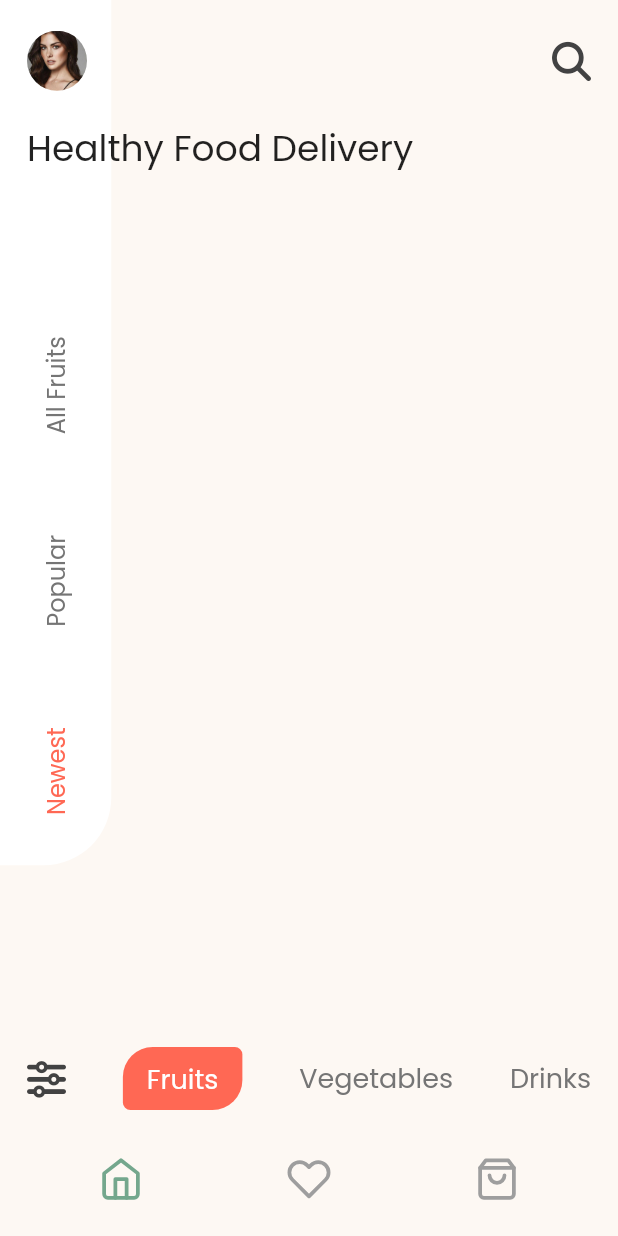
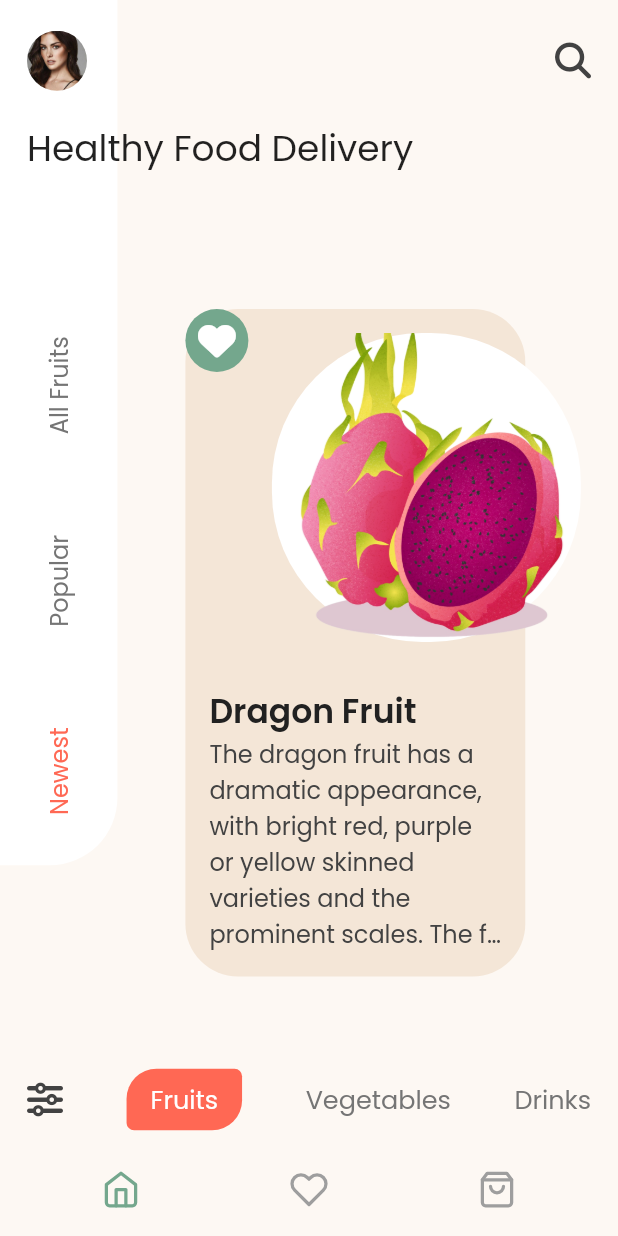
Before and after one commit to pratikpwr/Fllutter-Animations, a Flutter app: the screen it shows after launch, on a phone screen of 412 x 824 dp. Run offline on Flutter 3.47's test engine with Material 2 defaults, Android fonts, the light colour scheme and no system bars; our stand-ins replace flutter_icons, google_fonts; missing offline and left inert: lipsum.

Commit message:
fruits Home Complete

```diff
--- a/lib/healthy_fruits/models/fruits_model.dart
+++ b/lib/healthy_fruits/models/fruits_model.dart
@@ -0,0 +1,17 @@
+import 'package:flutter/foundation.dart';
+
+class FruitModel {
+  final String name;
+  final String description;
+  final String price;
+  final bool isFav;
+  final String image;
+
+  const FruitModel({
+    @required this.name,
+    @required this.description,
+    @required this.price,
+    @required this.isFav,
+    @required this.image,
+  });
+}
--- a/lib/healthy_fruits/views/screens/fruits_home.dart
+++ b/lib/healthy_fruits/views/screens/fruits_home.dart
@@ -1,5 +1,7 @@
 import 'package:flutter/material.dart';
 import 'package:flutter_animations/healthy_fruits/colors.dart';
+import 'package:flutter_animations/healthy_fruits/models/fruits_model.dart';
+import 'package:flutter_animations/healthy_fruits/views/widgets/fruit_home_card.dart';
 import 'package:flutter_animations/healthy_fruits/views/widgets/side_bar.dart';
 import '../widgets/category.dart';
 import '../widgets/heading.dart';
@@ -7,6 +9,23 @@ import '../widgets/tabs.dart';
 import '../widgets/title.dart';
 
 class FruitsHome extends StatelessWidget {
+  final List<FruitModel> fruits = [
+    FruitModel(
+        name: 'Dragon Fruit',
+        description:
+            'The dragon fruit has a dramatic appearance, with bright red, purple or yellow skinned varieties and the prominent scales. The fruit is oval, elliptical or pear-shaped. The flesh has a subtly flavoured sweet taste or sometimes slightly sourish taste. The flesh is either white or red, with edible black seeds dotted all over.',
+        price: '6.99',
+        isFav: true,
+        image: 'assets/dgfruit.png'),
+    FruitModel(
+        name: 'Figis',
+        description:
+            'A tender, ripe fig is heavy with its own syrupy liqueur, which tends to drizzle out of its base if you wait too long to eat it. The taste is all honey-like sweetness with a subtle hint of berry and fresher shades of the flavor you might recognize from a certain cookie.',
+        price: '9.59',
+        isFav: false,
+        image: 'assets/figi.png')
+  ];
+
   @override
   Widget build(BuildContext context) {
     final totalSize = MediaQuery.of(context).size;
@@ -17,6 +36,7 @@ class FruitsHome extends StatelessWidget {
         height: totalSize.height,
         child: Stack(
           children: [
+            FruitHomeCard(fruits[0], totalSize),
             FruitSideBar(),
             Container(
               margin: EdgeInsets.all(18),
@@ -33,7 +53,7 @@ class FruitsHome extends StatelessWidget {
                   SizedBox(
                     height: 26,
                   ),
-                  SizedBox(height: 40, child: FoodTabs())
+                  SizedBox(height: 26, child: FoodTabs())
                 ],
               ),
             ),
--- a/lib/healthy_fruits/views/widgets/category.dart
+++ b/lib/healthy_fruits/views/widgets/category.dart
@@ -48,7 +48,7 @@ class _FoodCategoryState extends State<FoodCategory>
         children: [
           Icon(
             FontAwesome.sliders,
-            size: 26,
+            size: 24,
             color: Colors.grey[800],
           ),
           Container(
@@ -62,16 +62,16 @@ class _FoodCategoryState extends State<FoodCategory>
                     bottomRight: Radius.circular(20))),
             child: Text(
               'Fruits',
-              style: GoogleFonts.poppins(color: Colors.white, fontSize: 18),
+              style: GoogleFonts.poppins(color: Colors.white, fontSize: 17),
             ),
           ),
           Text(
             'Vegetables',
-            style: GoogleFonts.poppins(color: Colors.grey[600], fontSize: 18),
+            style: GoogleFonts.poppins(color: Colors.grey[600], fontSize: 17),
           ),
           Text(
             'Drinks',
-            style: GoogleFonts.poppins(color: Colors.grey[600], fontSize: 18),
+            style: GoogleFonts.poppins(color: Colors.grey[600], fontSize: 17),
           )
         ],
       ),
--- /dev/null
+++ b/lib/healthy_fruits/views/widgets/fruit_home_card.dart
@@ -0,0 +1,169 @@
+import 'package:flutter/material.dart';
+import 'package:flutter_animations/healthy_fruits/colors.dart';
+import 'package:flutter_animations/healthy_fruits/models/fruits_model.dart';
+import 'package:flutter_icons/flutter_icons.dart';
+import 'package:google_fonts/google_fonts.dart';
+
+class FruitHomeCard extends StatefulWidget {
+  final FruitModel fruit;
+  final Size totalSize;
+
+  FruitHomeCard(this.fruit, this.totalSize);
+
+  @override
+  _FruitHomeCardState createState() => _FruitHomeCardState();
+}
+
+class _FruitHomeCardState extends State<FruitHomeCard>
+    with SingleTickerProviderStateMixin {
+  AnimationController _controller;
+  Animation _curve;
+  Animation<Offset> _offsetAnimation;
+  Animation<double> _imageBack;
+  Animation<double> _iconSize;
+
+  @override
+  void initState() {
+    _controller =
+        AnimationController(duration: Duration(milliseconds: 900), vsync: this)
+          ..forward();
+
+    _curve = CurvedAnimation(parent: _controller, curve: Curves.easeIn);
+    _offsetAnimation = TweenSequence(<TweenSequenceItem<Offset>>[
+      TweenSequenceItem(
+          tween: Tween<Offset>(begin: Offset(1, 0), end: Offset(-0.4, 0)),
+          weight: 50),
+      TweenSequenceItem(
+          tween: Tween<Offset>(begin: Offset(-0.4, 0), end: Offset(0, 0)),
+          weight: 50)
+    ]).animate(_curve);
+
+    _imageBack = TweenSequence(<TweenSequenceItem<double>>[
+      TweenSequenceItem(
+          tween: Tween<double>(begin: 0, end: widget.totalSize.height * 0.27),
+          weight: 50),
+      TweenSequenceItem(
+          tween: Tween<double>(
+              begin: widget.totalSize.height * 0.27,
+              end: widget.totalSize.height * 0.25),
+          weight: 50)
+    ]).animate(_curve);
+
+    _iconSize = TweenSequence(<TweenSequenceItem<double>>[
+      TweenSequenceItem(tween: Tween<double>(begin: 0, end: 54), weight: 50),
+      TweenSequenceItem(tween: Tween<double>(begin: 54, end: 42), weight: 50)
+    ]).animate(_curve);
+
+    super.initState();
+  }
+
+  @override
+  void dispose() {
+    _controller.dispose();
+    super.dispose();
+  }
+
+  @override
+  Widget build(BuildContext context) {
+    final totalSize = MediaQuery.of(context).size;
+    return Positioned(
+      right: totalSize.width * 0.06,
+      bottom: totalSize.height * 0.21,
+      child: SlideTransition(
+        position: _offsetAnimation,
+        child: Stack(
+          children: [
+            Row(
+              children: [
+                Container(
+                  padding: EdgeInsets.all(16),
+                  height: totalSize.height * 0.54,
+                  width: totalSize.width * 0.55,
+                  decoration: BoxDecoration(
+                      color: MyColors.skin,
+                      borderRadius: BorderRadius.circular(35)),
+                  child: _buildInformation(),
+                ),
+                SizedBox(
+                  width: totalSize.width * 0.09,
+                )
+              ],
+            ),
+            Positioned(
+                top: 0,
+                left: 0,
+                child: AnimatedBuilder(
+                  animation: _controller,
+                  builder: (context, child) {
+                    return Container(
+                      height: _iconSize.value,
+                      width: _iconSize.value,
+                      decoration: BoxDecoration(
+                          color: MyColors.green,
+                          borderRadius: BorderRadius.circular(100)),
+                      child: IconButton(
+                          icon: Icon(FontAwesome.heart,color: Colors.white, size: _iconSize.value * 0.6,), onPressed: () {}),
+                    );
+                  },
+                )),
+            Positioned(
+              top: 16,
+              right: 0,
+              child: buildImageAndBack(),
+            )
+          ],
+        ),
+      ),
+    );
+  }
+
+  Stack buildImageAndBack() {
+    return Stack(
+      children: [
+        AnimatedBuilder(
+          animation: _controller,
+          builder: (context, child) {
+            return Container(
+              height: _imageBack.value,
+              width: _imageBack.value,
+              decoration: BoxDecoration(
+                  color: Colors.white,
+                  borderRadius: BorderRadius.circular(100)),
+            );
+          },
+        ),
+        Image.asset(
+          widget.fruit.image,
+          height: widget.totalSize.height * 0.25,
+          width: widget.totalSize.height * 0.25,
+          fit: BoxFit.cover,
+        ),
+      ],
+    );
+  }
+
+  Widget _buildInformation() {
+    return Column(
+      mainAxisSize: MainAxisSize.max,
+      crossAxisAlignment: CrossAxisAlignment.start,
+      children: [
+        Expanded(
+          child: SizedBox(),
+        ),
+        Text(
+          widget.fruit.name,
+          style: GoogleFonts.poppins(
+              color: Colors.grey[900],
+              fontSize: 22,
+              fontWeight: FontWeight.w600),
+        ),
+        Text(
+          widget.fruit.description,
+          maxLines: 6,
+          overflow: TextOverflow.ellipsis,
+          style: GoogleFonts.poppins(color: Colors.grey[800], fontSize: 16),
+        ),
+      ],
+    );
+  }
+}
--- a/lib/healthy_fruits/views/widgets/heading.dart
+++ b/lib/healthy_fruits/views/widgets/heading.dart
@@ -61,7 +61,7 @@ class _FoodHeadingState extends State<FoodHeading>
             ),
           ),
         ),
-        Icon(FontAwesome.search, size: 26, color: Colors.grey[800]),
+        Icon(FontAwesome.search, size: 24, color: Colors.grey[800]),
       ],
     );
   }
--- a/lib/healthy_fruits/views/widgets/side_bar.dart
+++ b/lib/healthy_fruits/views/widgets/side_bar.dart
@@ -40,7 +40,7 @@ class _FruitSideBarState extends State<FruitSideBar>
       position: _offsetAnimation,
       child: Container(
         height: totalSize.height * 0.7,
-        width: totalSize.width * 0.18,
+        width: totalSize.width * 0.19,
         decoration: BoxDecoration(
             color: Colors.white,
             borderRadius: BorderRadius.only(bottomRight: Radius.circular(45))),
--- a/lib/healthy_fruits/views/widgets/tabs.dart
+++ b/lib/healthy_fruits/views/widgets/tabs.dart
@@ -29,6 +29,9 @@ class _FoodTabsState extends State<FoodTabs>
           tween: Tween<Offset>(begin: Offset(-0.2, 0), end: Offset(0, 0)),
           weight: 50)
     ]).animate(_curve);
+
+
+
     super.initState();
   }
 
@@ -47,17 +50,17 @@ class _FoodTabsState extends State<FoodTabs>
         children: [
           Icon(
             Feather.home,
-            size: 30,
+            size: 26,
             color: MyColors.green,
           ),
           Icon(
             Feather.heart,
-            size: 30,
+            size: 26,
             color: Colors.grey,
           ),
           Icon(
             Feather.shopping_bag,
-            size: 30,
+            size: 26,
             color: Colors.grey,
           )
         ],
```
Also changed, not shown: assets/dgfruit.png (added), assets/draagonfruit.png (added), assets/dragon fruit.jpg (deleted), assets/dragonfruit.jpeg (deleted), assets/figi.png (added), assets/figis.jpg (deleted), assets/kivis.png (added), assets/kiwi.jpg (deleted), assets/papai.png (added), assets/papaya.jpg (deleted), assets/pomo.png (added), assets/pomogranate.jpg (deleted).
